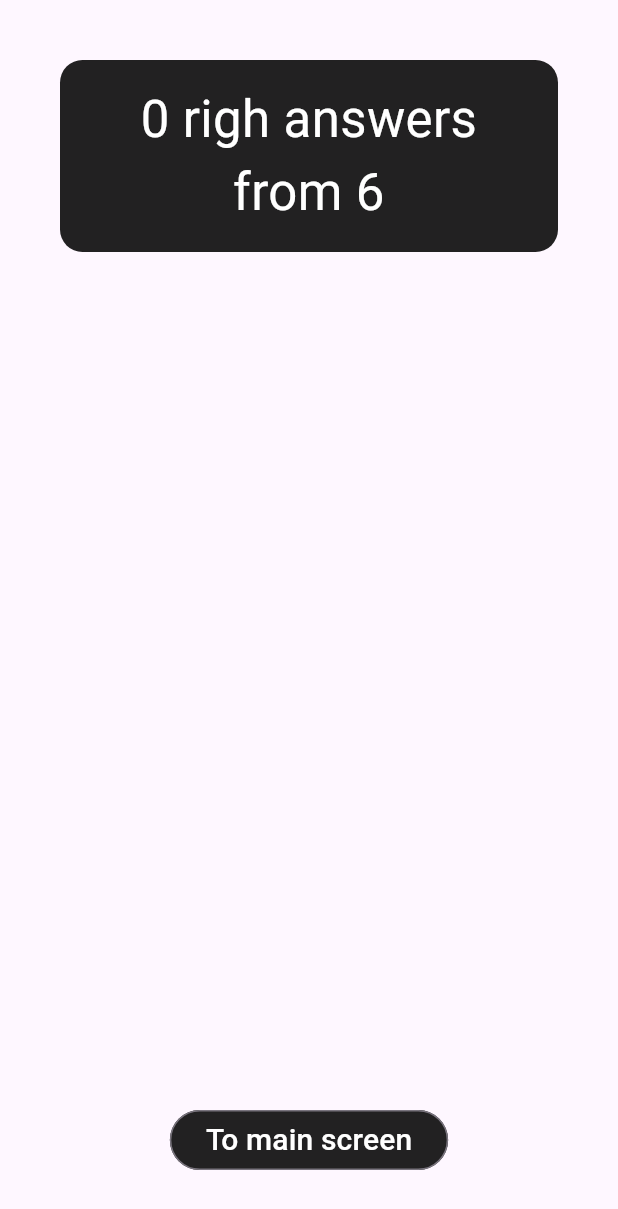
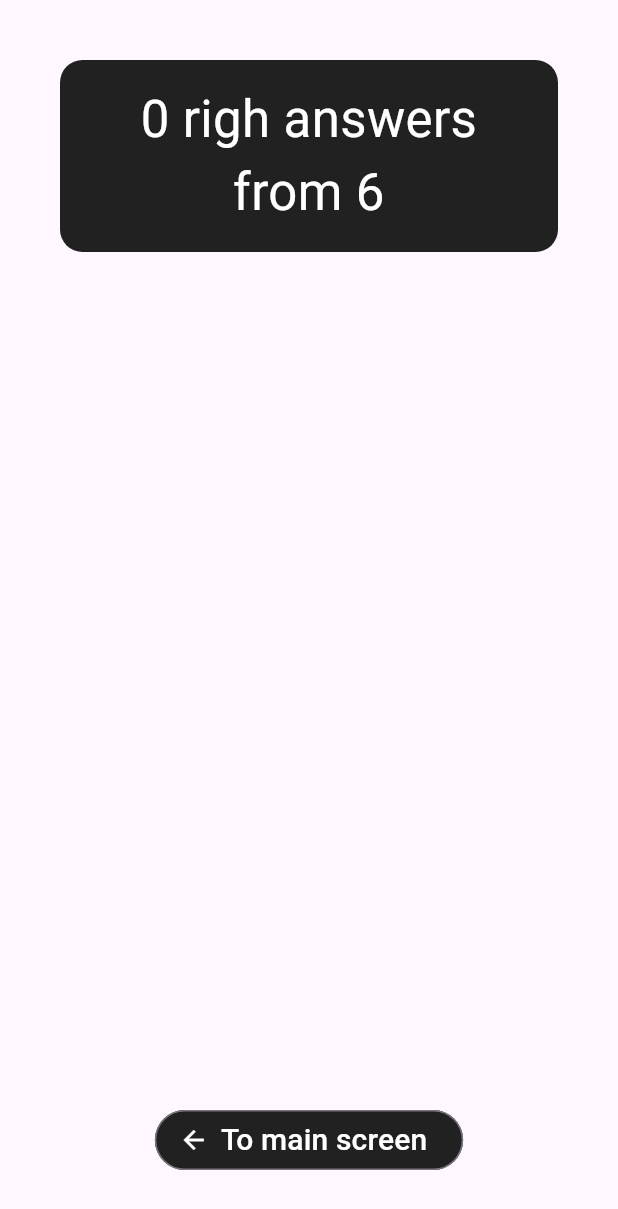
Before and after one commit to itrieditlikethis/quiz, a Flutter app: the ResultsScreen widget shown alone on an empty page, opened directly with empty values, on a phone screen of 412 x 824 dp. Shown: the top 1209 px of the screen. Run offline on Flutter 3.47's test engine with Material 3 defaults, Android fonts, the phone set to English and light mode, and no system bars.

Commit message:
feat: add summaresults screen style

```diff
--- a/lib/results_screen.dart
+++ b/lib/results_screen.dart
@@ -61,12 +61,17 @@ class ResultsScreen extends StatelessWidget {
               ),
             ),
             QuizSummary(resultsData: summaryData),
-            OutlinedButton(
+            OutlinedButton.icon(
               onPressed: () => endQuizAndRestart("start-screen"),
               style: OutlinedButton.styleFrom(
                 backgroundColor: Colors.black87,
               ),
-              child: Text(
+              icon: Icon(
+                Icons.arrow_back,
+                color: Colors.white,
+                size: 20,
+              ),
+              label: Text(
                 'To main screen',
                 style: TextStyle(color: Colors.white, fontSize: 20),
               ),
```
Also changed, not shown: lib/quiz_summary.dart (+59 -7 lines).
